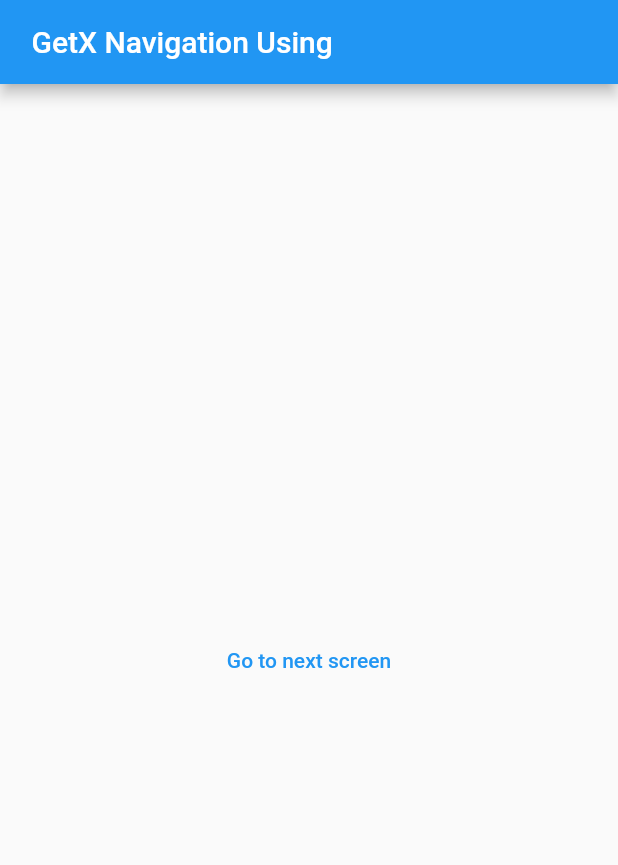
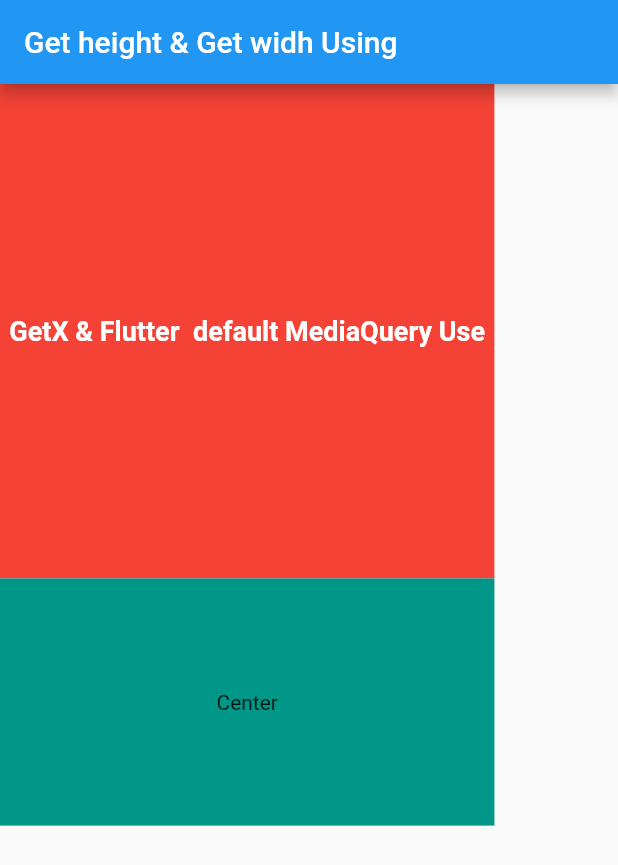
Before and after one commit to mdsomad/Flutter_Get-X_State_Management, a Flutter app: the screen it shows after launch, on a phone screen of 412 x 824 dp. Shown: the top 865 px of the screen. Run offline on Flutter 3.47's test engine with Material 2 defaults, Android fonts, the phone set to English and light mode, and no system bars; our stand-ins replace get.

Commit message:
GetX MediaQuery Complete

```diff
--- a/lib/home_screen.dart
+++ b/lib/home_screen.dart
@@ -1,5 +1,4 @@
 import 'package:flutter/material.dart';
-import 'package:flutter_get_x_state_management/screen_one.dart';
 import 'package:get/get.dart';
 
 
@@ -14,28 +13,42 @@
 class _HomeScreenState extends State<HomeScreen> {
   @override
   Widget build(BuildContext context) {
+    //* This Flutter default MediaQuery
+    final heigh = MediaQuery.of(context).size.height *1;
+    final width = MediaQuery.of(context).size.width *1;
+
     return Scaffold(
       appBar: AppBar(
-        title: Text(" GetX Navigation Using")
+        title: Text("Get height & Get widh Using")
       ),
 
       body: Column(
-        mainAxisAlignment: MainAxisAlignment.center,
-        crossAxisAlignment: CrossAxisAlignment.center,
         children: [
+          Container(
 
-           Center(child: TextButton(onPressed: (){
+            // height: heigh *.6,     //* <-- This Flutter default MediaQuery Use
+            height: Get.height *.4,   //* <-- This GetX Provide MediaQuery Use
+            width: Get.width * .8,    //* <-- This GetX Provide MediaQuery Use
+            color: Colors.red,
 
-            //* Data Send Next Screen GetX Routes Use
-            Get.toNamed('/screenOne',arguments: [
-              "Somad",
-              "My name is this"
-            ]);
+            child: Center(child: Text("GetX & Flutter  default MediaQuery Use",
+            style:TextStyle(fontSize: 18,fontWeight: FontWeight.
+            bold,color: Colors.white),
+            ),)
 
-          //* Get.to(ScreenOne(name: "Somad",));                                                  //* <-- This GetX push
-          //! Navigator.push(context,MaterialPageRoute(builder: (context)=> ScreenOne()));        //* <-- This Flutter default push
+          ),
 
-           }, child:Text("Go to next screen")))
+
+
+
+          Container(
+            // height: heigh *.6,     //* <-- This Flutter default MediaQuery Use
+            height: Get.height *.2,   //* <-- This GetX Provide MediaQuery Use
+            width: Get.width *.8,     //* <-- This GetX Provide MediaQuery Use
+            color: Colors.teal,
+            child: Center(child: Text("Center"),)
+          ),
+
 
         ],
       ),
--- a/lib/main.dart
+++ b/lib/main.dart
@@ -1,7 +1,5 @@
 import 'package:flutter/material.dart';
 import 'package:flutter_get_x_state_management/home_screen.dart';
-import 'package:flutter_get_x_state_management/screen_one.dart';
-import 'package:flutter_get_x_state_management/screen_tow.dart';
 import 'package:get/get.dart';
 
 void main() {
@@ -13,18 +11,14 @@
   @override
   Widget build(BuildContext context) {
     return GetMaterialApp(
+      debugShowCheckedModeBanner: false,
       title: 'Flutter App',
       theme: ThemeData(
         primarySwatch: Colors.blue,
       ),
       home: HomeScreen(),
 
-      //* GetX Routes Using
-      getPages: [
-        GetPage(name: '/' ,page:()=> HomeScreen()),
-        GetPage(name: '/screenOne' ,page:()=> ScreenOne()),
-        GetPage(name: '/screenTow' ,page:()=> ScreenTow()),
-      ],
+
     );
   }
 }
```
Also changed, not shown: lib/screen_one.dart (deleted, +0 -47 lines), lib/screen_tow.dart (deleted, +0 -43 lines), 1 other file.
